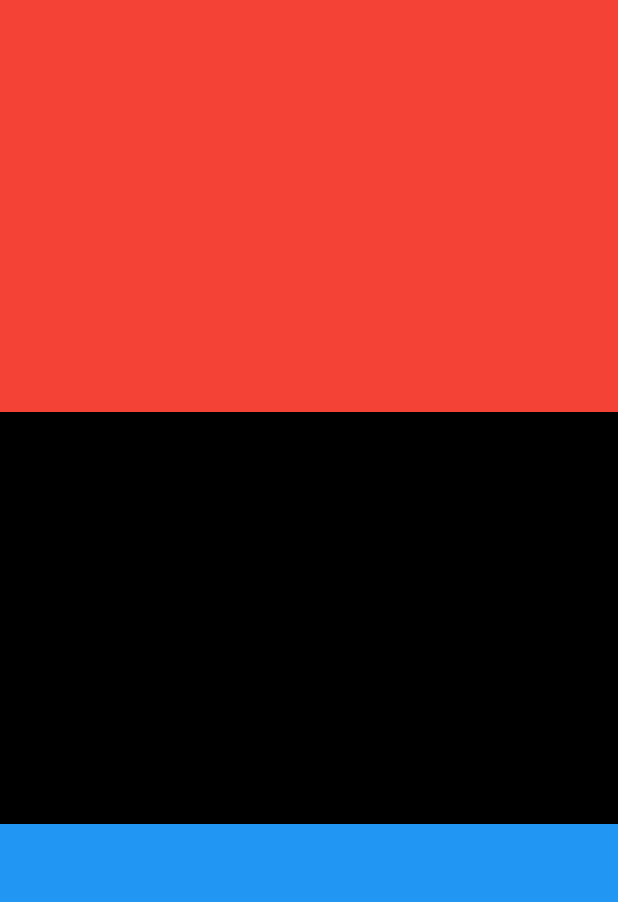
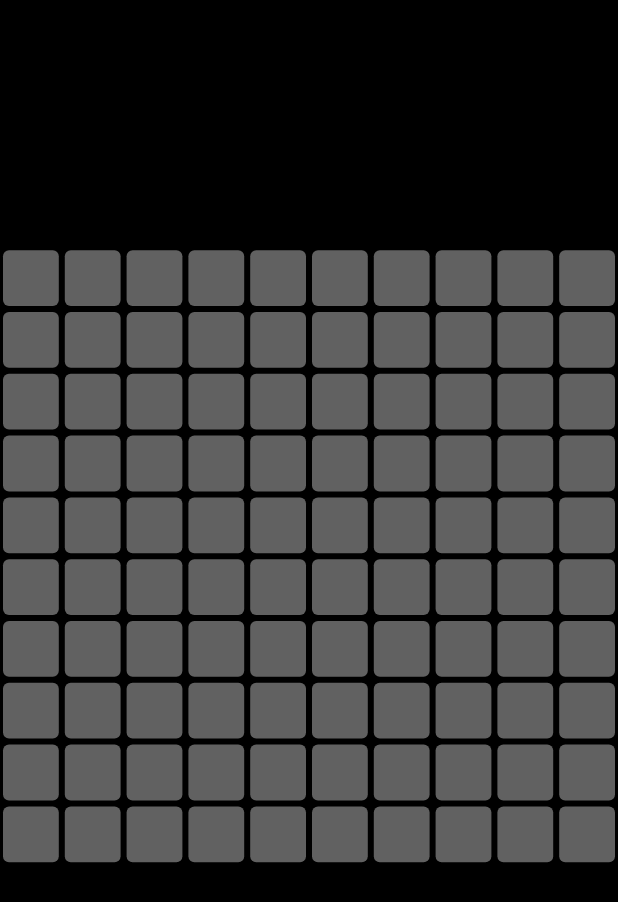
Before and after one commit to bogoslovskiydenis/sneak_game, a Flutter app: the screen it shows after launch, on a phone screen of 412 x 824 dp. Shown: the top 902 px of the screen. Run offline on Flutter 3.47's test engine with Material 2 defaults, Android fonts, the phone set to English and light mode, and no system bars.

Commit message:
pixel border

```diff
--- a/lib/hope_screen.dart
+++ b/lib/hope_screen.dart
@@ -1,4 +1,5 @@
 import 'package:flutter/material.dart';
+import 'package:sneak_game/widgets/pixel_border.dart';
 
 class HomePage extends StatefulWidget {
   const HomePage({Key? key}) : super(key: key);
@@ -8,19 +9,35 @@ class HomePage extends StatefulWidget {
 }
 
 class _HomePageState extends State<HomePage> {
+  int rowSize = 10;
+  int totalNumberSqueares = 100;
+
   @override
   Widget build(BuildContext context) {
     return Scaffold(
+      backgroundColor: Colors.black,
       body: Column(
         children: [
           //scores
-          Expanded(child: Container(color: Colors.red,)),
+          Expanded(child: Container()),
           //game grid
-          Expanded(child: Container(color: Colors.black,)),
+          Expanded(
+            flex: 3,
+            child: GridView.builder(
+              itemCount: totalNumberSqueares,
+              physics: NeverScrollableScrollPhysics(),
+              gridDelegate: SliverGridDelegateWithFixedCrossAxisCount(
+                  crossAxisCount: rowSize),
+              itemBuilder: (BuildContext context, int index) {
+                return PixelBorder();
+              },
+            ),
+          ),
 
           //play btn
-          Expanded(child: Container(color: Colors.blue,)),
-
+          Expanded(
+            child: Container(),
+          ),
         ],
       ),
     );
--- /dev/null
+++ b/lib/widgets/pixel_border.dart
@@ -0,0 +1,18 @@
+import 'package:flutter/material.dart';
+
+class PixelBorder extends StatelessWidget {
+  const PixelBorder({Key? key}) : super(key: key);
+
+  @override
+  Widget build(BuildContext context) {
+    return Padding(
+      padding: const EdgeInsets.all(2.0),
+      child: Container(
+        decoration: BoxDecoration(
+          color: Colors.grey[700],
+          borderRadius: BorderRadius.circular(4),
+        ),
+      ),
+    );
+  }
+}
```
